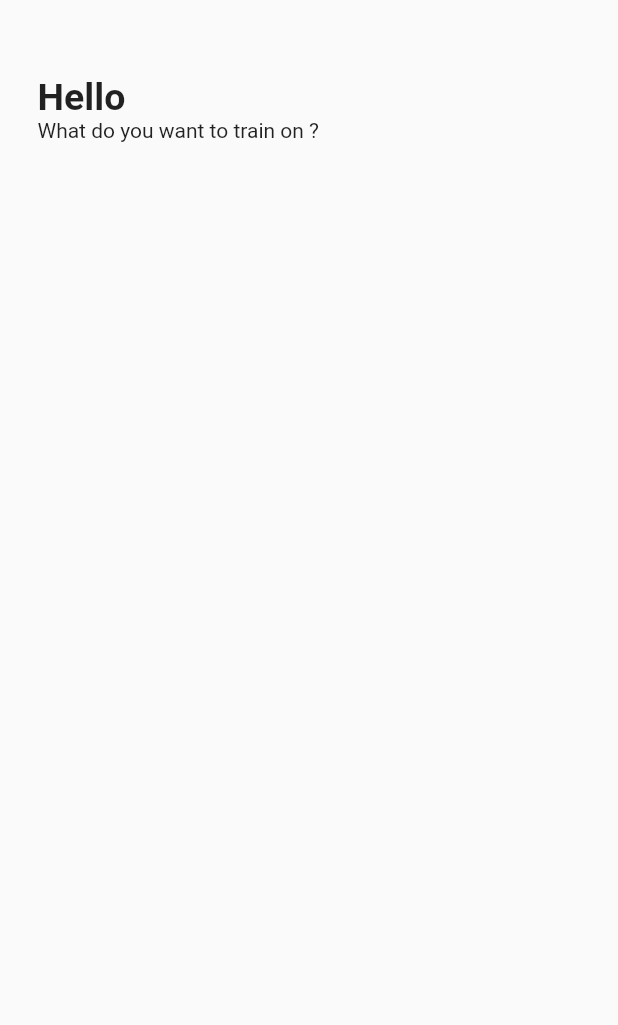
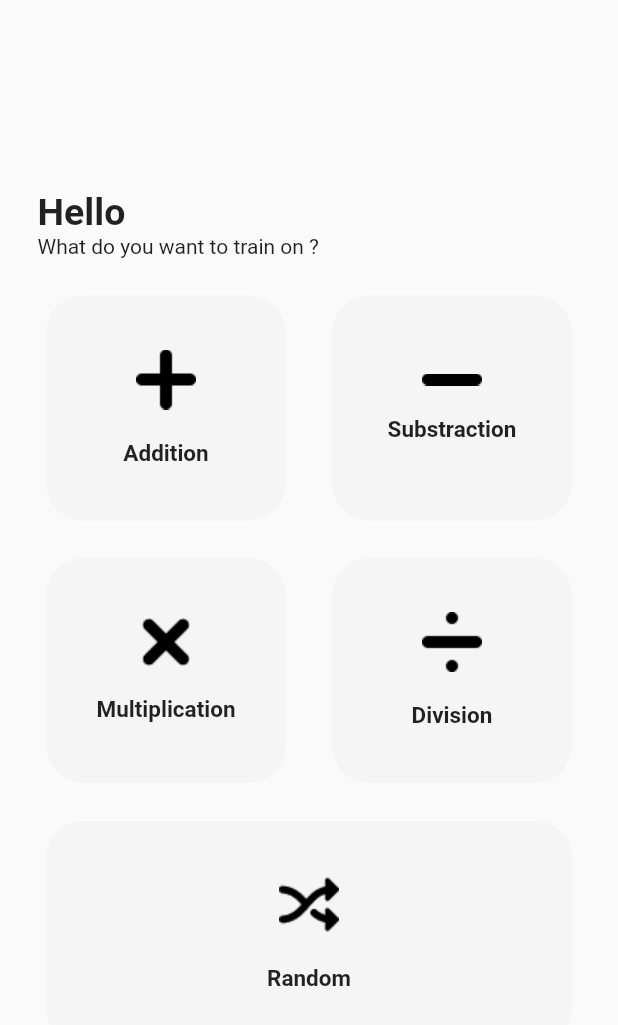
Before and after one commit to Dewhs/CalculTrainer_Flutter, a Flutter app: the screen it shows after launch, on a phone screen of 412 x 824 dp. Shown: the top 1025 px of the screen. Run offline on Flutter 3.47's test engine with Material 2 defaults, Android fonts, the phone set to English and light mode, and no system bars.

Commit message:
alpha v0.1, Front HomePage

```diff
--- a/calcul_trainer/lib/main.dart
+++ b/calcul_trainer/lib/main.dart
@@ -11,17 +11,8 @@ class MyApp extends StatelessWidget {
   Widget build(BuildContext context) {
     return MaterialApp(
       title: 'Calcul Trainer',
-      theme: ThemeData(
-        // This is the theme of your application.
-        //
-        // Try running your application with "flutter run". You'll see the
-        // application has a blue toolbar. Then, without quitting the app, try
-        // changing the primarySwatch below to Colors.green and then invoke
-        // "hot reload" (press "r" in the console where you ran "flutter run",
-        // or press Run > Flutter Hot Reload in a Flutter IDE). Notice that the
-        // counter didn't reset back to zero; the application is not restarted.
-        primarySwatch: Colors.blue,
-      ),
+      theme: ThemeData.light(),
+      //darkTheme: ThemeData.dark(),
       home: const MyHomePage(title: 'Home'),
     );
   }
--- a/calcul_trainer/lib/pages/MainPage.dart
+++ b/calcul_trainer/lib/pages/MainPage.dart
@@ -1,4 +1,5 @@
 import 'package:flutter/material.dart';
+//import icon
 
 class MyHomePage extends StatefulWidget {
   const MyHomePage({super.key, required this.title});
@@ -29,12 +30,14 @@ class _MyHomePageState extends State<MyHomePage> {
     // than having to individually change instances of widgets.
     return Scaffold(
       body: Column(
+        mainAxisAlignment: MainAxisAlignment.center,
+        crossAxisAlignment: CrossAxisAlignment.center,
         children: <Widget>[
           Row(
             // Hello
             children: [
               Container(
-                margin: const EdgeInsets.only(left: 25.0, top: 50.0),
+                margin: const EdgeInsets.only(left: 25.0),
                 child: Column(
                   crossAxisAlignment: CrossAxisAlignment.start,
                   children: const <Widget>[
@@ -51,11 +54,79 @@ class _MyHomePageState extends State<MyHomePage> {
               )
             ],
           ),
-          Row(),
-          Row(),
-          Row(),
+          Row(
+            mainAxisAlignment: MainAxisAlignment.spaceEvenly,
+            children: const <Card_Pages>[
+              Card_Pages("Addition", "lib/Icons/add.png", 1),
+              Card_Pages("Substraction", "lib/Icons/sub.png", 1),
+            ],
+          ),
+          Row(
+            mainAxisAlignment: MainAxisAlignment.spaceEvenly,
+            children: const <Card_Pages>[
+              Card_Pages("Multiplication", "lib/Icons/mult.png", 1),
+              Card_Pages("Division", "lib/Icons/div.png", 1),
+            ],
+          ),
+          Row(
+            mainAxisAlignment: MainAxisAlignment.spaceEvenly,
+            children: const <Card_Pages>[
+              Card_Pages("Random", "lib/Icons/rdm.png", 2),
+            ],
+          ),
         ],
       ), // This trailing comma makes auto-formatting nicer for build methods.
     );
   }
 }
+
+class Card_Pages extends StatefulWidget {
+  const Card_Pages(this.id, this.symbol, this.unitSize);
+
+  final String id;
+  final String symbol;
+  final int unitSize;
+
+  @override
+  _Card_PagesState createState() =>
+      _Card_PagesState(this.id, this.symbol, this.unitSize);
+}
+
+class _Card_PagesState extends State<Card_Pages> {
+  _Card_PagesState(this.id, this.symbol, this.unitSize);
+  final String id;
+  final String symbol;
+  final int unitSize;
+
+  double w = 160;
+  @override
+  Widget build(BuildContext context) {
+    if (unitSize == 2) {
+      w = 320 + (MediaQuery.of(context).size.width - 320) / 3;
+    }
+
+    return Card(
+      shape: RoundedRectangleBorder(borderRadius: BorderRadius.circular(25)),
+      margin: const EdgeInsets.only(top: 25),
+      color: const Color(0xF5F5F5F5),
+      elevation: 0,
+      child: Container(
+        height: 150,
+        width: w,
+        child: Column(mainAxisAlignment: MainAxisAlignment.center, children: [
+          Image.asset(symbol),
+          Container(
+            height: 20,
+          ),
+          Text(
+            id,
+            style: const TextStyle(
+              fontSize: 15,
+              fontWeight: FontWeight.bold,
+            ),
+          ),
+        ]),
+      ),
+    );
+  }
+}
```
Also changed, not shown: calcul_trainer/pubspec.yaml (+6 -1 lines), calcul_trainer/lib/Icons/add.png (added), calcul_trainer/lib/Icons/div.png (added), calcul_trainer/lib/Icons/mult.png (added), calcul_trainer/lib/Icons/rdm.png (added), calcul_trainer/lib/Icons/sub.png (added).
